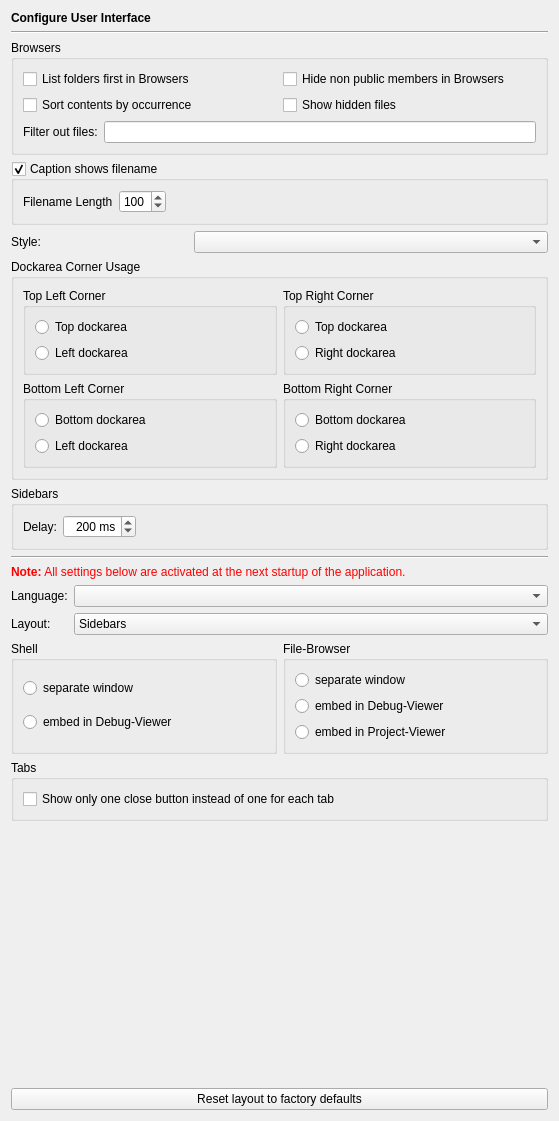
This is Plugins/FullUI/InterfacePage/InterfacePage.ui in sg-wireless/Pymakr as Qt 5 draws it before an edit. The edited form follows.
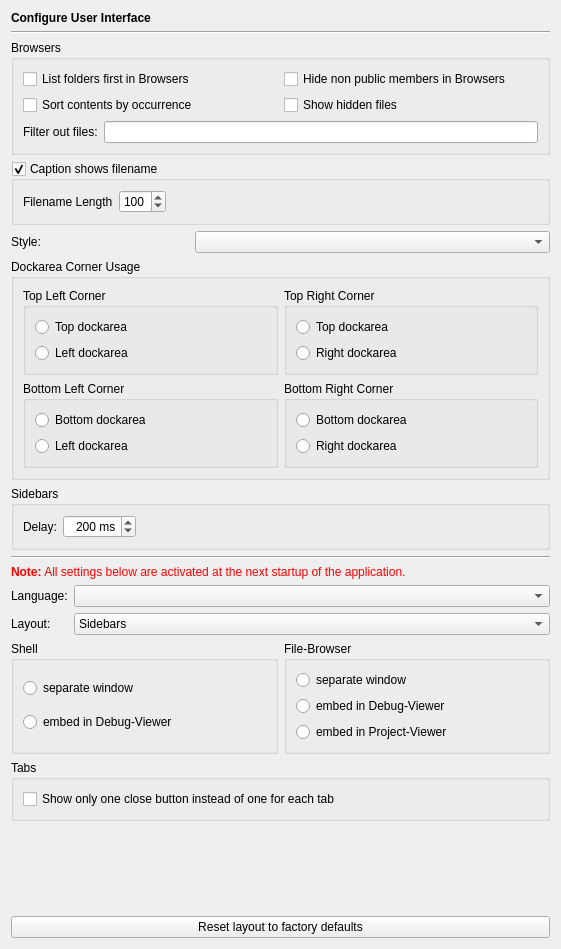
This is the edited form.

Commit message: Added new combo box for dark/light choice (not working yet)

The edit to the form file:
```diff
--- a/Plugins/FullUI/InterfacePage/InterfacePage.ui
+++ b/Plugins/FullUI/InterfacePage/InterfacePage.ui
@@ -6,8 +6,8 @@
    <rect>
     <x>0</x>
     <y>0</y>
-    <width>557</width>
-    <height>1121</height>
+    <width>561</width>
+    <height>949</height>
    </rect>
   </property>
   <layout class="QVBoxLayout" name="verticalLayout">
```
Left out of the diff: 4 changed lines with no effect on the pictures. The commit also changes 1 other file.
